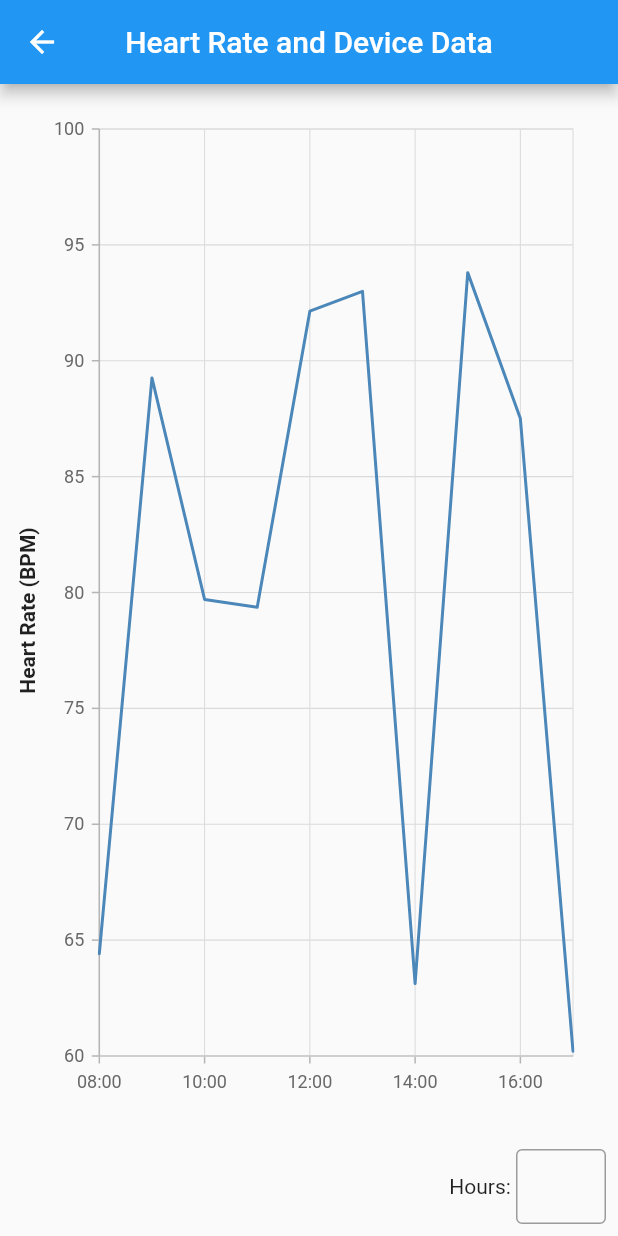
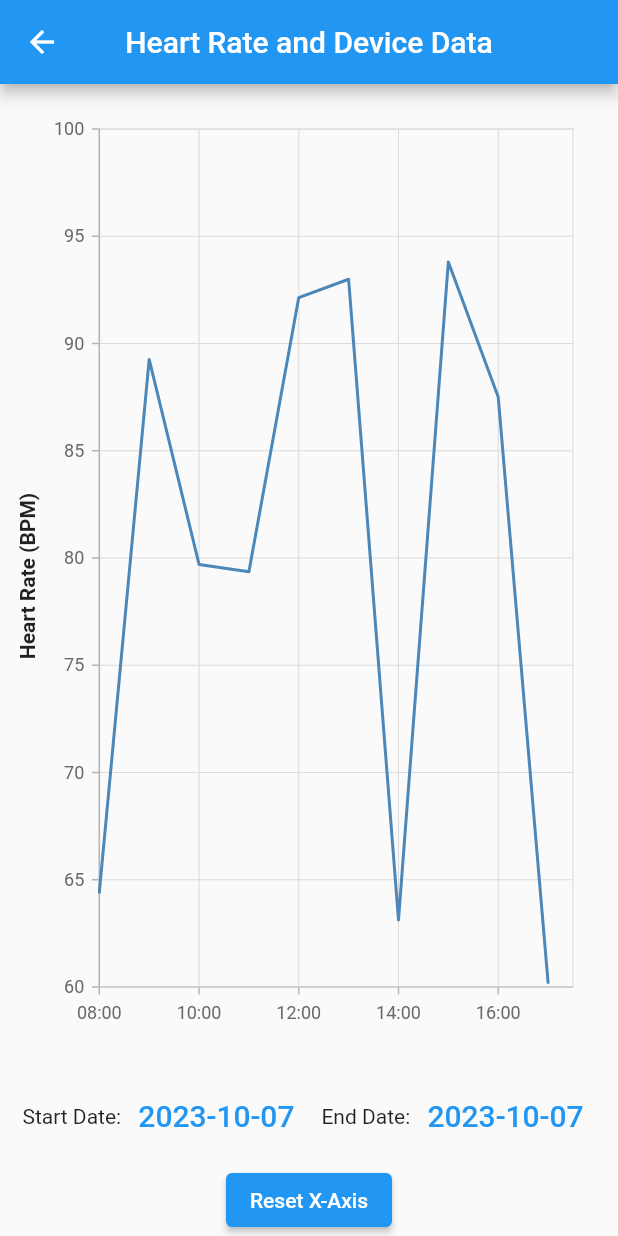
Before and after one commit to TylerHight/Que-App, a Flutter app: the DataScreen screen opened directly, on a phone screen of 412 x 824 dp. Run offline on Flutter 3.47's test engine with Material 2 defaults, Android fonts, the phone set to English and light mode, and no system bars; our stand-ins replace syncfusion_flutter_charts.

Commit message:
added date range selection and reset button for x-axis

```diff
--- a/lib/main_screens/data_screen/data_screen.dart
+++ b/lib/main_screens/data_screen/data_screen.dart
@@ -9,21 +9,32 @@ class DataScreen extends StatefulWidget {
 
 class _DataScreenState extends State<DataScreen> {
   Map<DateTime, double> heartRateData = generateHeartRateData(
-    DateTime(DateTime.now().year, DateTime.now().month, DateTime.now().day, 8, 0, 0), // Start at 8:00 AM
-    DateTime(DateTime.now().year, DateTime.now().month, DateTime.now().day, 17, 30, 0), // End at 5:00 PM
-    Duration(hours: 1), // 1-hour intervals
+    DateTime(DateTime.now().year, DateTime.now().month, DateTime.now().day, 8, 0, 0),
+    DateTime(DateTime.now().year, DateTime.now().month, DateTime.now().day, 17, 30, 0),
+    Duration(hours: 1),
   );
 
-  int recentHoursToShow = 8; // Default value
+  DateTime selectedStartDate = DateTime(DateTime.now().year, DateTime.now().month, DateTime.now().day, 8, 0, 0);
+  DateTime selectedEndDate = DateTime(DateTime.now().year, DateTime.now().month, DateTime.now().day, 17, 30, 0);
+
+  // Store the original x-axis values for resetting
+  DateTime originalStartDate = DateTime(DateTime.now().year, DateTime.now().month, DateTime.now().day, 8, 0, 0);
+  DateTime originalEndDate = DateTime(DateTime.now().year, DateTime.now().month, DateTime.now().day, 17, 30, 0);
 
   @override
   Widget build(BuildContext context) {
     double minY = heartRateData.values.reduce((min, val) => val < min ? val : min).toDouble();
     double maxY = heartRateData.values.reduce((max, val) => val > max ? val : max).toDouble();
 
-    // Calculate minY and maxY rounding to the nearest multiple of 5
     minY = (minY / 5).floor() * 5;
     maxY = ((maxY + 4) / 5).ceil() * 5;
+
+    void resetXAxis() {
+      setState(() {
+        selectedStartDate = originalStartDate;
+        selectedEndDate = originalEndDate;
+      });
+    }
 
     return Scaffold(
       appBar: AppBar(
@@ -36,11 +47,10 @@ class _DataScreenState extends State<DataScreen> {
             child: Center(
               child: Row(
                 children: [
-                  // Y-axis title
                   Container(
                     margin: EdgeInsets.only(left: 10, right: 0),
                     child: RotatedBox(
-                      quarterTurns: -1, // Rotate counterclockwise
+                      quarterTurns: -1,
                       child: Text(
                         'Heart Rate (BPM)',
                         style: TextStyle(
@@ -49,16 +59,18 @@ class _DataScreenState extends State<DataScreen> {
                       ),
                     ),
                   ),
-                  // Chart
                   Expanded(
                     child: Container(
-                      padding: EdgeInsets.only(left: 0, right: 20, top: 20, bottom: 20), // Adjust padding as needed
+                      padding: EdgeInsets.only(left: 0, right: 20, top: 20, bottom: 20),
                       child: SfCartesianChart(
-                        primaryXAxis: DateTimeAxis(),
+                        primaryXAxis: DateTimeAxis(
+                          minimum: selectedStartDate,
+                          maximum: selectedEndDate,
+                        ),
                         primaryYAxis: NumericAxis(
-                          minimum: minY, // Set the minimum value of the y-axis
-                          maximum: maxY, // Set the maximum value of the y-axis
-                          interval: 5, // Set the interval to 5 to show labels in multiples of 5
+                          minimum: minY,
+                          maximum: maxY,
+                          interval: 5,
                         ),
                         series: <ChartSeries>[
                           LineSeries<MapEntry<DateTime, double>, DateTime>(
@@ -77,26 +89,58 @@ class _DataScreenState extends State<DataScreen> {
           Padding(
             padding: const EdgeInsets.all(8.0),
             child: Row(
-              mainAxisAlignment: MainAxisAlignment.end, // Align to the right
+              mainAxisAlignment: MainAxisAlignment.center,
               children: [
-                const Text('Hours: '),
-                SizedBox(
-                  width: 60,
-                  height: 50,
-                  child: TextField(
-                    keyboardType: TextInputType.number,
-                    onChanged: (value) {
-                      setState(() {
-                        recentHoursToShow = int.tryParse(value) ?? 8;
-                      });
-                    },
-                    decoration: InputDecoration(
-                      border: OutlineInputBorder(),
-                    ),
+                Text('Start Date: '),
+                TextButton(
+                  onPressed: () {
+                    showDatePicker(
+                      context: context,
+                      initialDate: selectedStartDate,
+                      firstDate: DateTime(2000),
+                      lastDate: DateTime(2101),
+                    ).then((date) {
+                      if (date != null) {
+                        setState(() {
+                          selectedStartDate = date;
+                        });
+                      }
+                    });
+                  },
+                  child: Text(
+                    "${selectedStartDate.toLocal()}".split(' ')[0],
+                    style: TextStyle(fontSize: 20),
+                  ),
+                ),
+                SizedBox(width: 10),
+                Text('End Date: '),
+                TextButton(
+                  onPressed: () {
+                    showDatePicker(
+                      context: context,
+                      initialDate: selectedEndDate,
+                      firstDate: DateTime(2000),
+                      lastDate: DateTime(2101),
+                    ).then((date) {
+                      if (date != null) {
+                        setState(() {
+                          selectedEndDate = date;
+                        });
+                      }
+                    });
+                  },
+                  child: Text(
+                    "${selectedEndDate.toLocal()}".split(' ')[0],
+                    style: TextStyle(fontSize: 20),
                   ),
                 ),
               ],
             ),
+          ),
+          // Add a Reset button
+          ElevatedButton(
+            onPressed: resetXAxis,
+            child: Text('Reset X-Axis'),
           ),
         ],
       ),
```
